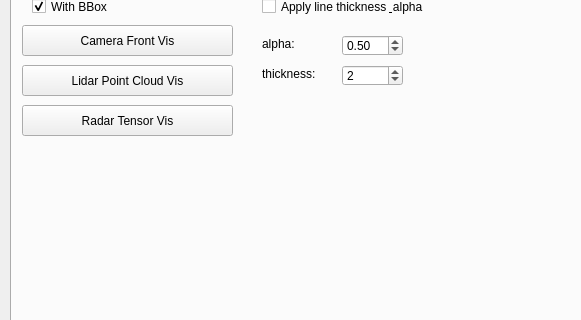
First picture: the form in uis/ui_vis.ui, repository kaist-avelab/K-Radar, before the edit; both pictures show x 0 to 581 and y 121 to 441 of the 1280 by 720 pixel window.
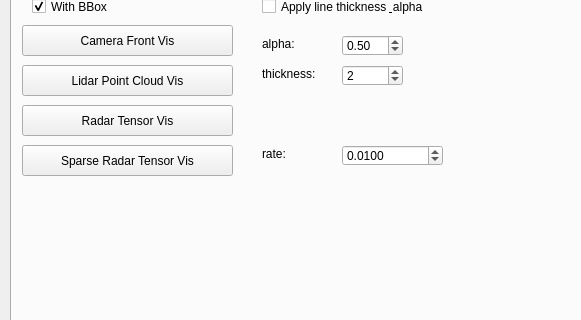
Second picture: the form after the edit. The open tabs and pages were chosen to show the change.

The edit to the form file:
```diff
--- a/uis/ui_vis.ui
+++ b/uis/ui_vis.ui
@@ -216,6 +216,54 @@
       <double>0.500000000000000</double>
      </property>
     </widget>
+    <widget class="QPushButton" name="pushButton_13">
+     <property name="geometry">
+      <rect>
+       <x>10</x>
+       <y>160</y>
+       <width>211</width>
+       <height>31</height>
+      </rect>
+     </property>
+     <property name="text">
+      <string>Sparse Radar Tensor Vis</string>
+     </property>
+    </widget>
+    <widget class="QDoubleSpinBox" name="doubleSpinBox_rate">
+     <property name="geometry">
+      <rect>
+       <x>330</x>
+       <y>160</y>
+       <width>101</width>
+       <height>21</height>
+      </rect>
+     </property>
+     <property name="decimals">
+      <number>4</number>
+     </property>
+     <property name="maximum">
+      <double>1.000000000000000</double>
+     </property>
+     <property name="singleStep">
+      <double>0.010000000000000</double>
+     </property>
+     <property name="value">
+      <double>0.010000000000000</double>
+     </property>
+    </widget>
+    <widget class="QLabel" name="label_8">
+     <property name="geometry">
+      <rect>
+       <x>250</x>
+       <y>160</y>
+       <width>71</width>
+       <height>17</height>
+      </rect>
+     </property>
+     <property name="text">
+      <string>rate:</string>
+     </property>
+    </widget>
    </widget>
    <widget class="QWidget" name="tab_cal">
     <attribute name="title">
```
Left out of the diff: 2 changed lines with no effect on the pictures.
